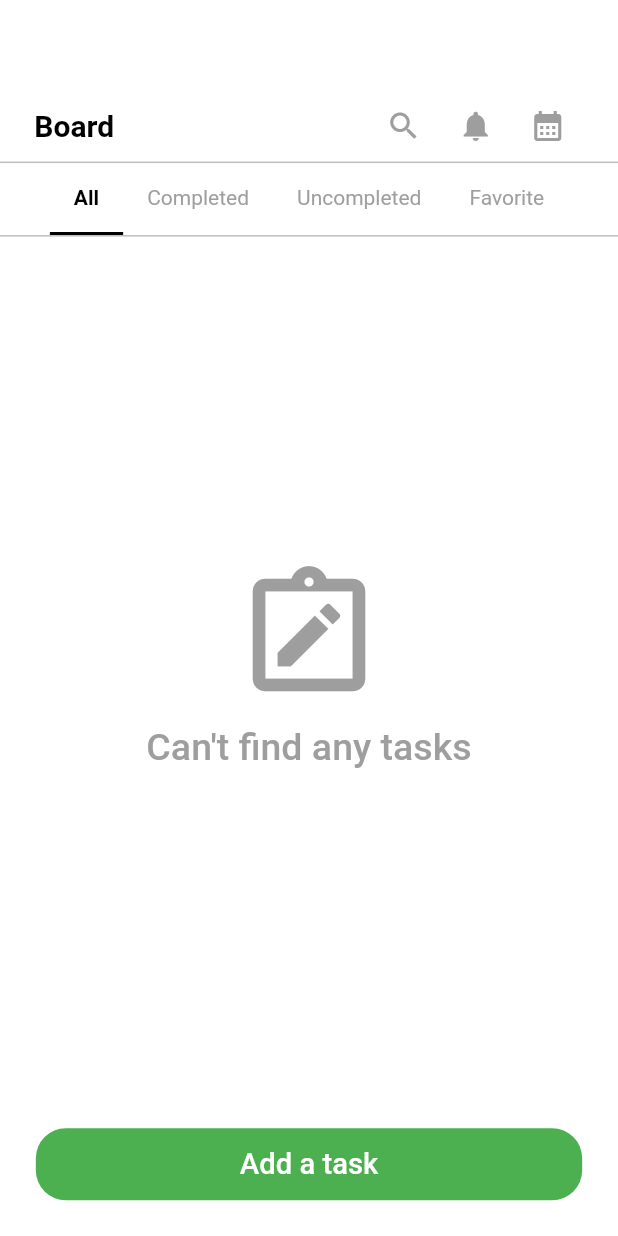
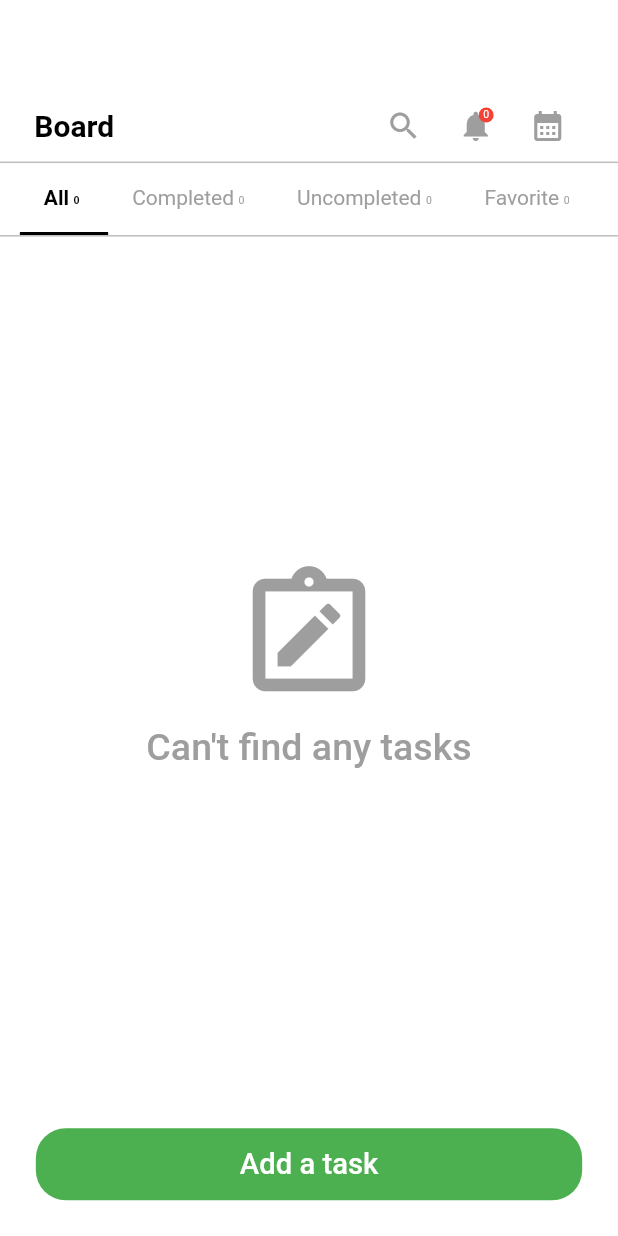
Before and after one commit to Mohreda2192000/Alogriza-Todo-Phase-1, a Flutter app: the screen it shows after launch, on a phone screen of 412 x 824 dp. Run offline on Flutter 3.47's test engine with Material 2 defaults, Android fonts, the phone set to English and light mode, and no system bars; our stand-ins replace bloc, date_picker_timeline, flutter_bloc, flutter_screenutil, fluttertoast, sqflite; accounts and stored records are empty.

```diff
--- a/lib/futures/add_task/presentation/widgets/add_task_widget.dart
+++ b/lib/futures/add_task/presentation/widgets/add_task_widget.dart
@@ -191,7 +191,6 @@ class AddTaskWidget extends StatelessWidget {
                             child: MyButton(
                               text: 'Create a task',
                               callback: (){
-
                                 if(formKey.currentState!.validate()){
                                   String isFavorite=((cubit.favorite)?"favorite":"unfavored");
                                   cubit.insertDatabase(
--- a/lib/futures/board/presentation/widget/board_widget.dart
+++ b/lib/futures/board/presentation/widget/board_widget.dart
@@ -68,9 +68,26 @@ class BoardWidget extends StatelessWidget {
                     ),
                     IconButton(
                       onPressed: () {},
-                      icon: const Icon(
+                      icon:  Stack(
+                        alignment: Alignment.topRight,
+                        children: [
+                          const Icon(
                             Icons.notifications,
                             color: Colors.grey,
+                          ),
+                          CircleAvatar(
+                            backgroundColor: Colors.red,
+                            radius: 5,
+                            child: Text(
+                              cubit.allTasks.length.toString(),
+                              style: const TextStyle(
+                                fontSize: 7,
+                                color:  Colors.white ,
+                                fontWeight: FontWeight.normal,
+                              ),
+                            ),
+                          ),
+                        ],
                       ),
                     ),
                     IconButton(
@@ -188,7 +205,11 @@ class BoardWidget extends StatelessWidget {
         automaticIndicatorColorAdjustment: true,
         tabs: [
           Tab(
-            child: Text(
+            child: Row(
+              crossAxisAlignment: CrossAxisAlignment.baseline,
+              textBaseline: TextBaseline.alphabetic,
+              children: [
+                Text(
                   'All',
                   style: TextStyle(
                     color: (cubit.currentIndex == 0) ? Colors.black : Colors.grey,
@@ -197,9 +218,29 @@ class BoardWidget extends StatelessWidget {
                         : FontWeight.normal,
                   ),
                 ),
+                CircleAvatar(
+                  backgroundColor: Colors.white,
+                  radius: 5,
+                  child: Text(
+                    cubit.allTasks.length.toString(),
+                    style: TextStyle(
+                      fontSize: 7,
+                      color: (cubit.currentIndex == 0) ? Colors.black : Colors.grey,
+                      fontWeight: (cubit.currentIndex == 0)
+                          ? FontWeight.bold
+                          : FontWeight.normal,
+                    ),
+                  ),
+                ),
+              ],
+            ),
           ),
           Tab(
-            child: Text(
+            child: Row(
+              crossAxisAlignment: CrossAxisAlignment.baseline,
+              textBaseline: TextBaseline.alphabetic,
+              children: [
+                Text(
                   'Completed',
                   style: TextStyle(
                     color: (cubit.currentIndex == 1) ? Colors.black : Colors.grey,
@@ -208,9 +249,29 @@ class BoardWidget extends StatelessWidget {
                         : FontWeight.normal,
                   ),
                 ),
+                CircleAvatar(
+                  backgroundColor: Colors.white,
+                  radius: 5,
+                  child: Text(
+                    cubit.completedTasks.length.toString(),
+                    style: TextStyle(
+                      fontSize: 7,
+                      color: (cubit.currentIndex == 1) ? Colors.black : Colors.grey,
+                      fontWeight: (cubit.currentIndex == 1)
+                          ? FontWeight.bold
+                          : FontWeight.normal,
+                    ),
+                  ),
+                ),
+              ],
+            ),
           ),
           Tab(
-            child: Text(
+            child: Row(
+              crossAxisAlignment: CrossAxisAlignment.baseline,
+              textBaseline: TextBaseline.alphabetic,
+              children: [
+                Text(
                   'Uncompleted',
                   style: TextStyle(
                     color: (cubit.currentIndex == 2) ? Colors.black : Colors.grey,
@@ -219,9 +280,29 @@ class BoardWidget extends StatelessWidget {
                         : FontWeight.normal,
                   ),
                 ),
+                CircleAvatar(
+                  backgroundColor: Colors.white,
+                  radius: 5,
+                  child: Text(
+                    cubit.uncompletedTasks.length.toString(),
+                    style: TextStyle(
+                      fontSize: 7,
+                      color: (cubit.currentIndex == 2) ? Colors.black : Colors.grey,
+                      fontWeight: (cubit.currentIndex == 2)
+                          ? FontWeight.bold
+                          : FontWeight.normal,
+                    ),
+                  ),
+                ),
+              ],
+            ),
           ),
           Tab(
-            child: Text(
+            child: Row(
+              crossAxisAlignment: CrossAxisAlignment.baseline,
+              textBaseline: TextBaseline.alphabetic,
+              children: [
+                Text(
                   'Favorite',
                   style: TextStyle(
                     color: (cubit.currentIndex == 3) ? Colors.black : Colors.grey,
@@ -229,6 +310,22 @@ class BoardWidget extends StatelessWidget {
                         ? FontWeight.bold
                         : FontWeight.normal,
                   ),
+                ),
+                CircleAvatar(
+                  backgroundColor: Colors.white,
+                  radius: 5,
+                  child: Text(
+                    cubit.favoriteTasks.length.toString(),
+                    style: TextStyle(
+                      fontSize: 7,
+                      color: (cubit.currentIndex == 3) ? Colors.black : Colors.grey,
+                      fontWeight: (cubit.currentIndex == 3)
+                          ? FontWeight.bold
+                          : FontWeight.normal,
+                    ),
+                  ),
+                ),
+              ],
             ),
           ),
         ],
```
Lines whose indentation alone changed are shown as unchanged.
